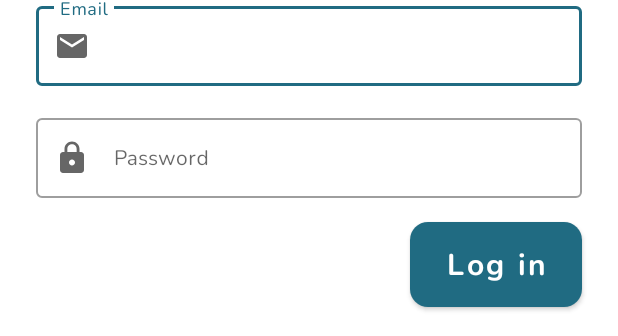
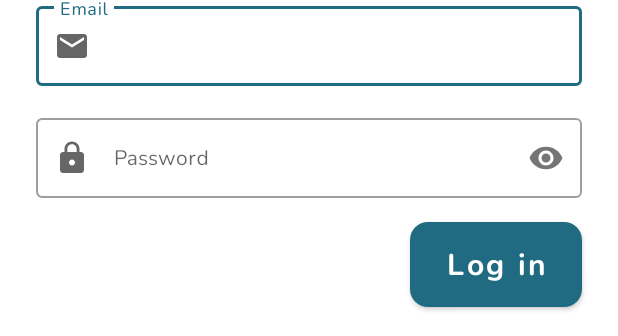
Before and after one commit to allukman/Story-app, an Android app: the layout activity_login.xml on its own in the app's theme, with its tools: preview values and no code run, on a phone screen of 412 x 824 dp. Shown: the part 528-864 px from the top of the screen. Run offline under Robolectric (Android 15) with nearby library versions, the phone set to English and light mode, and no system bars.

Commit message:
feature : add login

```diff
--- a/app/src/main/java/com/karsatech/storyapp/data/remote/response/LoginResponse.kt
+++ b/app/src/main/java/com/karsatech/storyapp/data/remote/response/LoginResponse.kt
@@ -10,7 +10,7 @@ data class LoginResponse(
     val message: String,
 
     @field:SerializedName("loginResult")
-    val loginResult: LoginResult
+    val loginResult: LoginResult? = null
 )
 
 data class LoginResult(
--- a/app/src/main/java/com/karsatech/storyapp/ui/auth/register/RegisterActivity.kt
+++ b/app/src/main/java/com/karsatech/storyapp/ui/auth/register/RegisterActivity.kt
@@ -35,17 +35,13 @@ class RegisterActivity : AppCompatActivity() {
 
     private fun subscribeRegisterViewModel() {
         registerViewModel.register.observe(this) { data ->
-            Log.d(TAG, "data : $data")
             if (!data.error) {
-                Toast.makeText(this, data.message, Toast.LENGTH_SHORT).show()
                 intentLogin()
-            } else {
-                Toast.makeText(this, data.message, Toast.LENGTH_SHORT).show()
             }
+            Toast.makeText(this, data.message, Toast.LENGTH_SHORT).show()
         }
 
         registerViewModel.isLoading.observe(this) { loading ->
-            Log.d(TAG, "loading : $loading")
             showLoading(loading)
         }
     }
--- a/app/src/main/res/layout/activity_login.xml
+++ b/app/src/main/res/layout/activity_login.xml
@@ -41,6 +41,7 @@
             app:startIconDrawable="@drawable/ic_baseline_email_24">
 
             <com.google.android.material.textfield.TextInputEditText
+                android:id="@+id/emailEditText"
                 style="@style/description"
                 android:layout_width="match_parent"
                 android:layout_height="wrap_content"
@@ -55,15 +56,17 @@
             android:layout_width="match_parent"
             android:layout_height="wrap_content"
             android:layout_marginTop="@dimen/dimen_16dp"
+            app:passwordToggleEnabled="true"
             app:startIconDrawable="@drawable/ic_baseline_lock_24">
 
             <com.google.android.material.textfield.TextInputEditText
+                android:id="@+id/passwordEditText"
                 style="@style/description"
                 android:layout_width="match_parent"
                 android:layout_height="wrap_content"
                 android:ems="10"
                 android:hint="@string/password"
-                android:inputType="textEmailAddress" />
+                android:inputType="textPassword" />
         </com.google.android.material.textfield.TextInputLayout>
 
     </LinearLayout>
@@ -80,6 +83,15 @@
         android:text="@string/login"
         android:textAllCaps="false"
         android:textColor="?colorOnBackground"
+        app:layout_constraintRight_toRightOf="@id/layout_text_input"
+        app:layout_constraintTop_toBottomOf="@id/layout_text_input" />
+
+    <ProgressBar
+        android:id="@+id/progress_bar"
+        android:layout_width="wrap_content"
+        android:layout_height="wrap_content"
+        android:visibility="gone"
+        android:layout_margin="@dimen/dimen_16dp"
         app:layout_constraintRight_toRightOf="@id/layout_text_input"
         app:layout_constraintTop_toBottomOf="@id/layout_text_input" />
 
--- a/app/src/main/res/values/strings.xml
+++ b/app/src/main/res/values/strings.xml
@@ -28,6 +28,4 @@
     <string name="error_email_format">Please enter a valid email</string>
 
 
-
-
 </resources>
```
Also changed, not shown: app/src/main/AndroidManifest.xml (+5 -2 lines), app/src/main/java/com/karsatech/storyapp/ui/auth/login/LoginActivity.kt (+101 -0 lines), app/src/main/java/com/karsatech/storyapp/ui/auth/login/LoginViewModel.kt (+7 -0 lines), app/src/main/java/com/karsatech/storyapp/ui/story/MainActivity.kt (added, +12 -0 lines), app/src/main/res/layout/activity_main.xml (added, +9 -0 lines).
